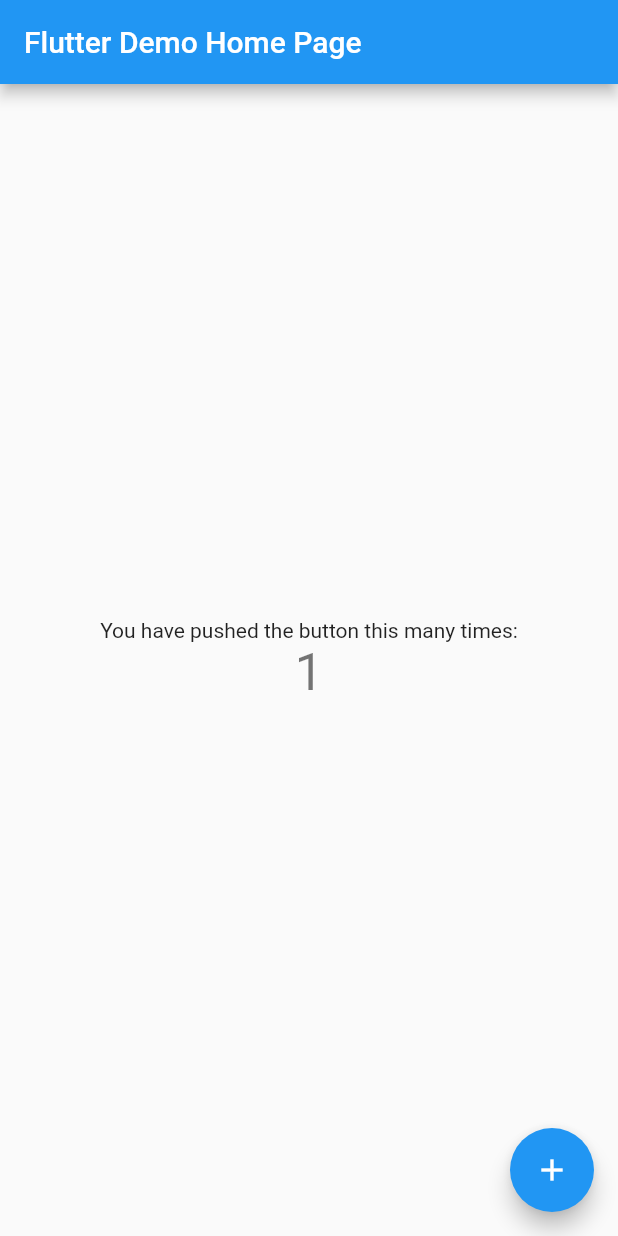
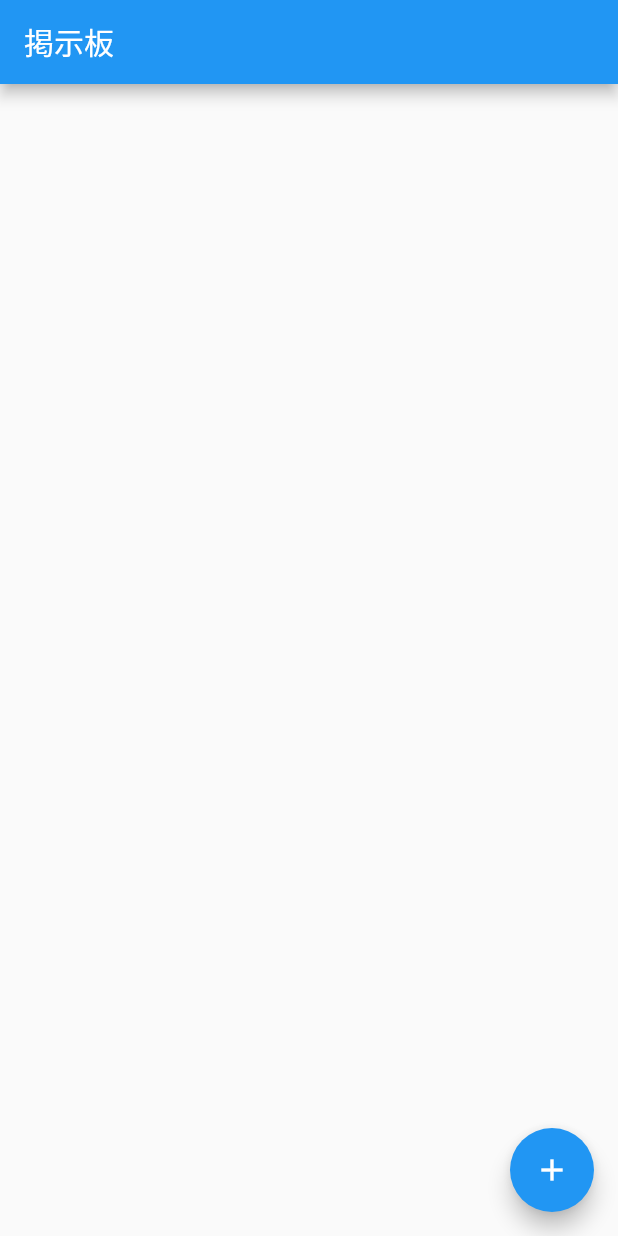
Before and after one commit to phi7/bbs_app, a Flutter app: the screen it shows after launch, after a tap on the "add" icon, on a phone screen of 412 x 824 dp. Run offline on Flutter 3.47's test engine with Material 2 defaults, Android fonts, the phone set to English and light mode, and no system bars; our stand-ins replace cloud_firestore, firebase_core; accounts and stored records are empty.

Commit message:
Realtime changes

```diff
--- /dev/null
+++ b/lib/domain/post.dart
@@ -0,0 +1,6 @@
+
+class Post {
+  Post(this.title,this.content);
+  String title;
+  String content;
+}
--- a/lib/main.dart
+++ b/lib/main.dart
@@ -1,6 +1,11 @@
+import 'package:bbs_app/post_list/post_list_page.dart';
+import 'package:firebase_core/firebase_core.dart';
 import 'package:flutter/material.dart';
 
-void main() {
+void main() async{
+  //firebase使う前に必要な初期化、runAppの前に必要
+  WidgetsFlutterBinding.ensureInitialized();
+  await Firebase.initializeApp();
   runApp(MyApp());
 }
 
@@ -9,58 +14,12 @@ class MyApp extends StatelessWidget {
   @override
   Widget build(BuildContext context) {
     return MaterialApp(
-      title: 'Flutter Demo',
+      debugShowCheckedModeBanner: false,
+      title: 'bbs',
       theme: ThemeData(
         primarySwatch: Colors.blue,
       ),
-      home: MyHomePage(title: 'Flutter Demo Home Page'),
+      home: PostListPage(),
     );
   }
 }
-
-class MyHomePage extends StatefulWidget {
-  MyHomePage({Key? key, required this.title}) : super(key: key);
-
-  final String title;
-
-  @override
-  _MyHomePageState createState() => _MyHomePageState();
-}
-
-class _MyHomePageState extends State<MyHomePage> {
-  int _counter = 0;
-
-  void _incrementCounter() {
-    setState(() {
-      _counter++;
-    });
-  }
-
-  @override
-  Widget build(BuildContext context) {
-    return Scaffold(
-      appBar: AppBar(
-        title: Text(widget.title),
-      ),
-      body: Center(
-        child: Column(
-          mainAxisAlignment: MainAxisAlignment.center,
-          children: <Widget>[
-            Text(
-              'You have pushed the button this many times:',
-            ),
-            Text(
-              '$_counter',
-              style: Theme.of(context).textTheme.headline4,
-            ),
-          ],
-        ),
-      ),
-      floatingActionButton: FloatingActionButton(
-        onPressed: _incrementCounter,
-        tooltip: 'Increment',
-        child: Icon(Icons.add),
-      ),
-    );
-  }
-}
--- /dev/null
+++ b/lib/post_list/post_list_model.dart
@@ -0,0 +1,30 @@
+import 'package:bbs_app/domain/post.dart';
+import 'package:cloud_firestore/cloud_firestore.dart';
+import 'package:flutter/material.dart';
+
+class PostListModel extends ChangeNotifier {
+  //firebaseの値のコレクションを取得
+  final Stream<QuerySnapshot> _usersStream =
+      FirebaseFirestore.instance.collection('posts').snapshots();
+
+  List<Post>? posts;
+
+  //取得したコレクションのうち、ほしいドキュメントのフィールドを返す。
+  //fetchPostList()関数のおかげで変化をListenできる。上の_userStreamは定義しただけに過ぎない。
+  //Listenして変化があったら、snapshotに入る。
+  void fetchPostList() {
+    _usersStream.listen((QuerySnapshot snapshot) {
+      final List<Post> posts = snapshot.docs.map((DocumentSnapshot document) {
+        Map<String, dynamic> data = document.data() as Map<String, dynamic>;
+        final String title = data["title"];
+        final String content = data["content"];
+        //Post型のリストに代入される値を返す
+        return Post(title, content);
+      }).toList();
+
+      this.posts = posts;
+      //変化を検知し得たことを伝える、Consumerの方で発火して読み込まれる。
+      notifyListeners();
+    });
+  }
+}
--- /dev/null
+++ b/lib/post_list/post_list_page.dart
@@ -0,0 +1,39 @@
+import 'package:bbs_app/domain/post.dart';
+import 'package:bbs_app/post_list/post_list_model.dart';
+import 'package:flutter/material.dart';
+import 'package:provider/provider.dart';
+
+class PostListPage extends StatelessWidget {
+  @override
+  Widget build(BuildContext context) {
+    return ChangeNotifierProvider<PostListModel>(
+      create: (_) => PostListModel()..fetchPostList(),
+      child: Scaffold(
+        appBar: AppBar(
+          title: Text("掲示板"),
+        ),
+        body: Center(
+          child: Consumer<PostListModel>(builder: (context, model, child) {
+            final List<Post>? posts = model.posts;
+
+            if (posts == null) {
+              return CircularProgressIndicator();
+            }
+
+            //postsをwidgetに変換する
+            final List<Widget> widgets = posts.map((post) =>
+                ListTile(title: Text(post.title), subtitle: Text(post.content),)).toList();;
+            return ListView(
+              children: widgets,
+            );
+          }),
+        ),
+        floatingActionButton: FloatingActionButton(
+          onPressed: () {},
+          tooltip: 'Increment',
+          child: Icon(Icons.add),
+        ),
+      ),
+    );
+  }
+}
--- a/pubspec.yaml
+++ b/pubspec.yaml
@@ -28,6 +28,9 @@ dependencies:
   # The following adds the Cupertino Icons font to your application.
   # Use with the CupertinoIcons class for iOS style icons.
   cupertino_icons: ^1.0.2
+  firebase_core: ^1.6.0
+  cloud_firestore: ^2.5.1
+  provider: ^6.0.0
 
 dev_dependencies:
   flutter_test:
```
Also changed, not shown: pubspec.lock, 7 other files.
